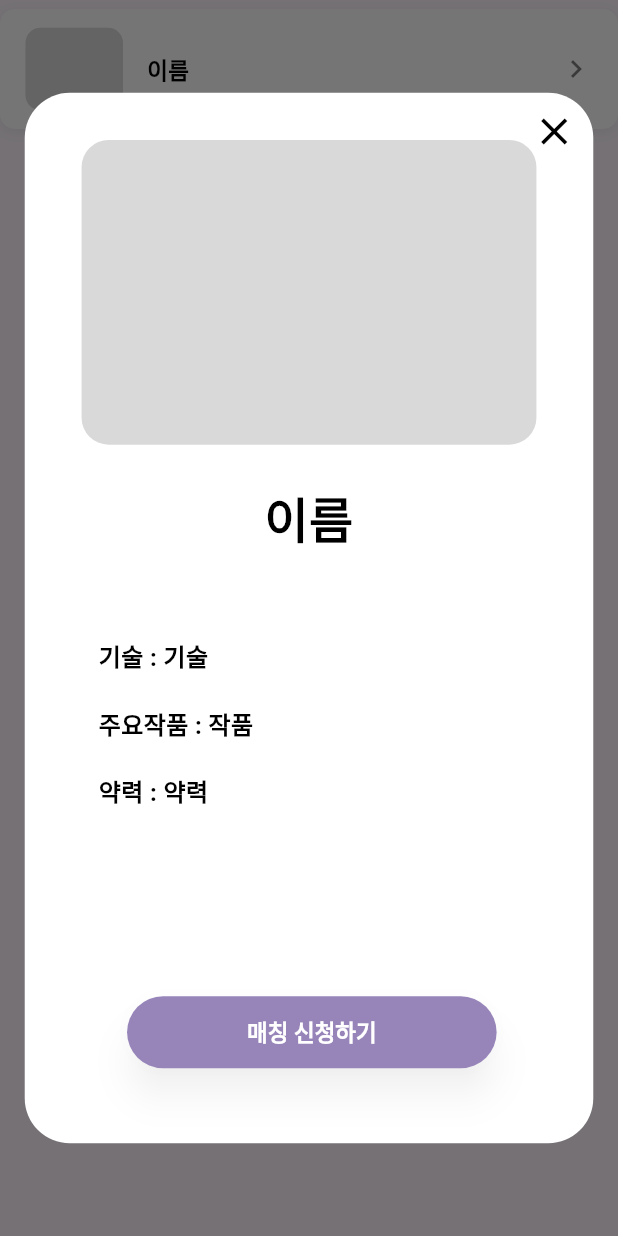
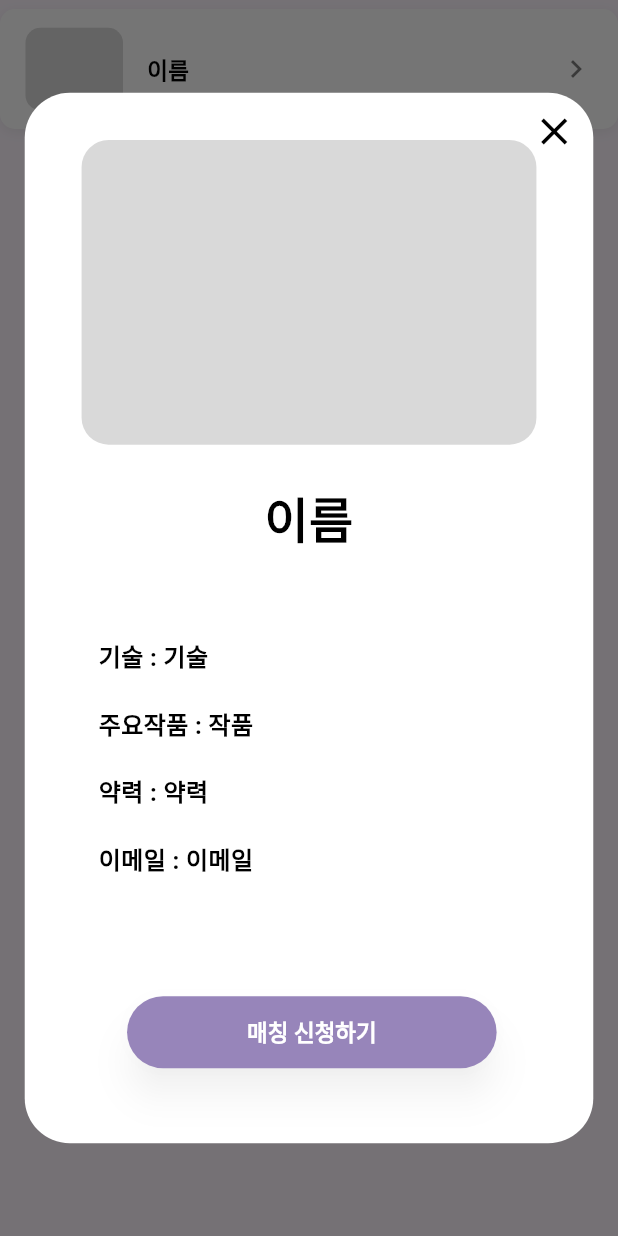
Before and after one commit to K-Hackathon-01z/eum-front, a Flutter app: the CreatorList widget shown alone on an empty page, opened directly, after a tap on "이름", on a phone screen of 412 x 824 dp. Run offline on Flutter 3.47's test engine with Material 3 defaults, Android fonts, the phone set to English and light mode, and no system bars; our stand-ins replace flutter_dotenv, flutter_svg, flutter_time_picker_spinner, table_calendar; network calls fail.

Commit message:
chore: "이메일도 프로필에 출력하도록 수정"

```diff
--- a/lib/widgets/user/creator_detail.dart
+++ b/lib/widgets/user/creator_detail.dart
@@ -9,6 +9,7 @@ class CreatorDetail extends StatelessWidget {
   final String skill;
   final String works;
   final String bio;
+  final String email;
   final Widget? image;
   final VoidCallback? onMatch;
 
@@ -18,6 +19,7 @@ class CreatorDetail extends StatelessWidget {
     required this.skill,
     required this.works,
     required this.bio,
+    required this.email,
     this.image,
     this.onMatch,
   });
@@ -89,7 +91,7 @@ class CreatorDetail extends StatelessWidget {
                   width: cardWidth * 0.77,
                   height: cardHeight * 0.23,
                   child: Text(
-                    '기술 : $skill\n\n주요작품 : $works\n\n약력 : $bio',
+                    '기술 : $skill\n\n주요작품 : $works\n\n약력 : $bio\n\n이메일 : $email',
                     style: const TextStyle(
                       color: Colors.black,
                       fontSize: 16,
--- a/lib/widgets/user/creator_list.dart
+++ b/lib/widgets/user/creator_list.dart
@@ -3,6 +3,7 @@ import 'creator_detail.dart';
 
 class CreatorList extends StatelessWidget {
   final String title;
+  final String email;
   final String skill;
   final String works;
   final String bio;
@@ -12,6 +13,7 @@ class CreatorList extends StatelessWidget {
   const CreatorList({
     super.key,
     this.title = '이름',
+    this.email = '이메일',
     this.skill = '기술',
     this.works = '작품',
     this.bio = '약력',
@@ -27,7 +29,7 @@ class CreatorList extends StatelessWidget {
           () {
             showDialog(
               context: context,
-              builder: (_) => CreatorDetail(name: title, skill: skill, works: works, bio: bio),
+              builder: (_) => CreatorDetail(name: title, email: email, skill: skill, works: works, bio: bio),
             );
           },
       child: Container(
```
Also changed, not shown: lib/screens/user/home/creator_list/creator_profile_screen.dart (+7 -1 lines).
